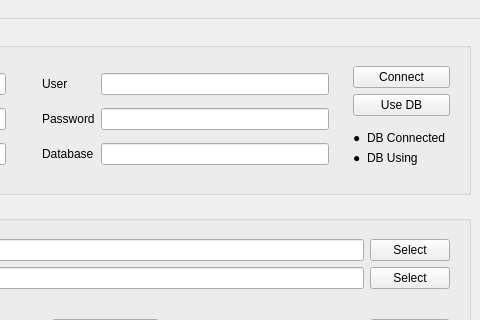
The window that mainwindow.ui (NekoSilverFox/BlockStorageTester) describes before a commit, drawn with Qt 5; both pictures show x 382 to 862 and y 0 to 320 of the 862 by 679 pixel window.
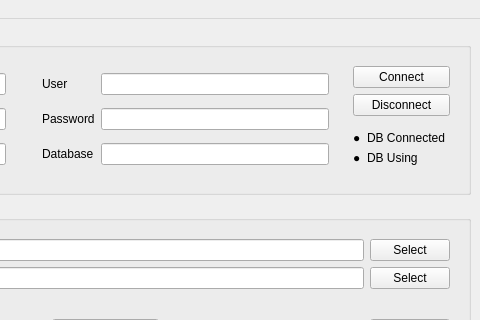
The same window after the commit.

Diff of the .ui file:
```diff
--- a/mainwindow.ui
+++ b/mainwindow.ui
@@ -146,7 +146,7 @@
           <item>
            <widget class="QPushButton" name="btnUseDB">
             <property name="text">
-             <string>Use DB</string>
+             <string>Disconnect</string>
             </property>
            </widget>
           </item>
```
Left out of the diff: 104 changed lines with no effect on the pictures.
